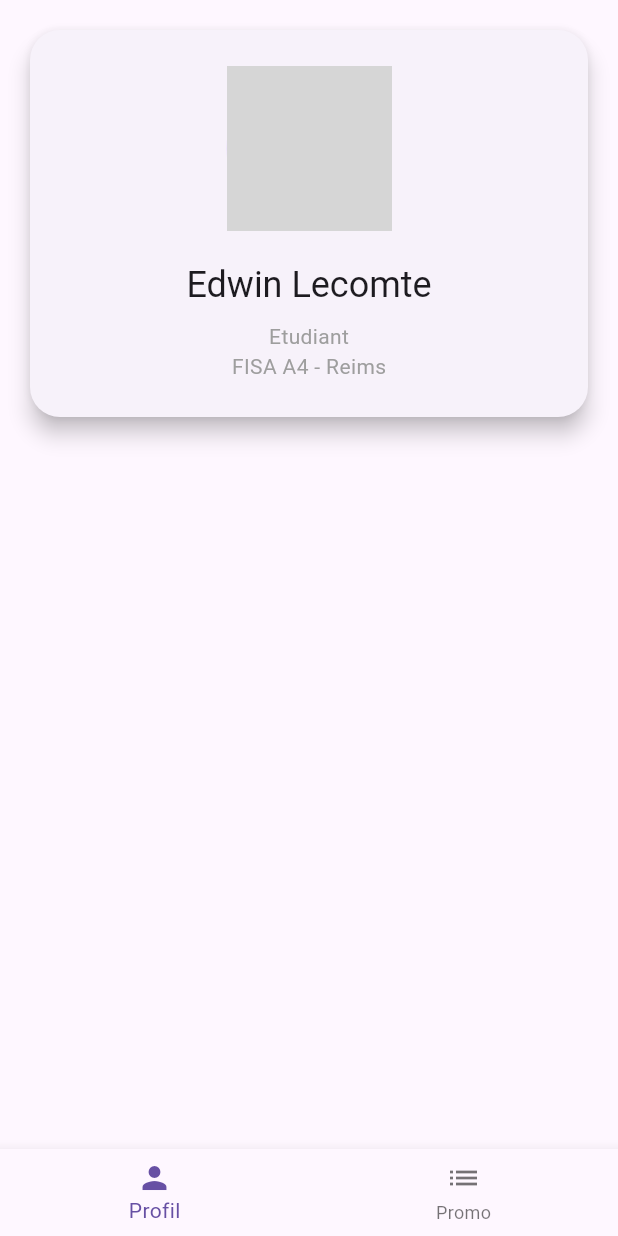
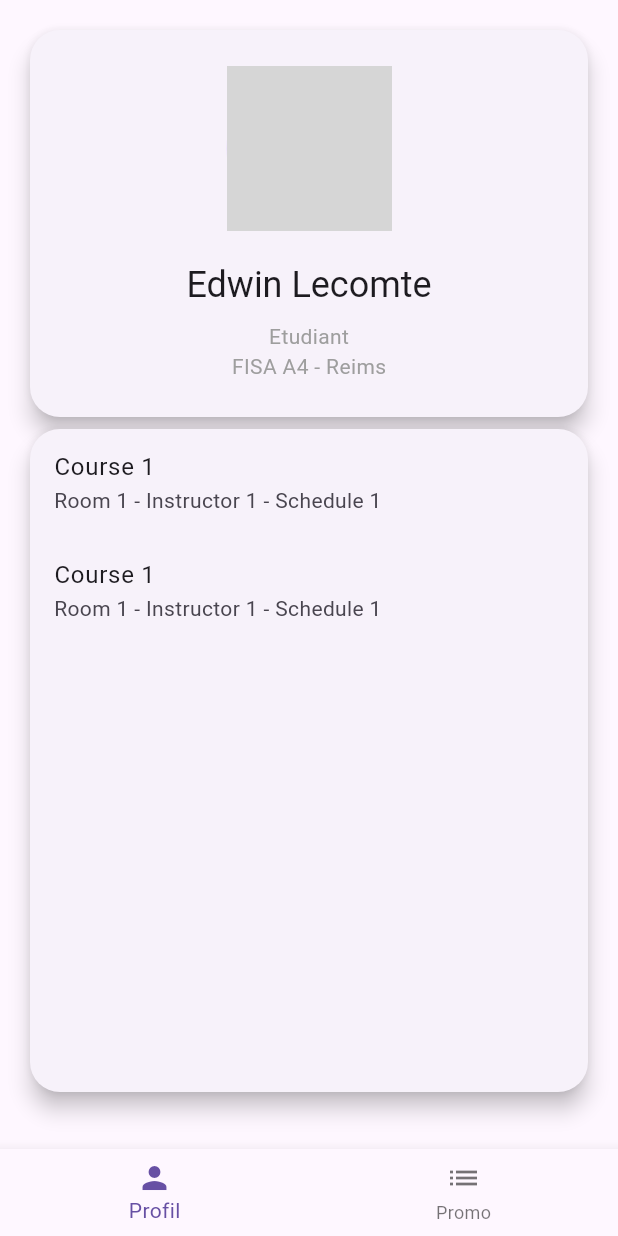
Before and after one commit to noiia/A4_IOT, a Flutter app: the screen it shows after launch, on a phone screen of 412 x 824 dp. Run offline on Flutter 3.47's test engine with Material 3 defaults, Android fonts, the phone set to English and light mode, and no system bars; network calls fail; grey boxes are pictures that could not be loaded.

Commit message:
feat(add) : adding course list on home page

```diff
--- a/lib/pages/home_page.dart
+++ b/lib/pages/home_page.dart
@@ -1,5 +1,7 @@
+import 'package:a4_iot/types/course_list.dart';
 import 'package:flutter/material.dart';
 import 'package:a4_iot/widget/profile_card.dart';
+import 'package:a4_iot/widget/course_list.dart';
 
 class HomeView extends StatelessWidget {
   const HomeView({super.key});
@@ -9,22 +11,25 @@ class HomeView extends StatelessWidget {
     return Scaffold(
       body: LayoutBuilder(
         builder: (context, constraints) {
-          if (constraints.maxWidth < 700) {
           return _mobileLayout();
-          } else {
-            return _desktopLayout();
-          }
+          // if (constraints.maxWidth < 700) {
+          //   return _mobileLayout();
+          // } else {
+          //   return _desktopLayout();
+          // }
         },
       ),
     );
   }
 
   Widget _mobileLayout() {
-    return const SingleChildScrollView(
+    return SingleChildScrollView(
       child: Padding(
         padding: EdgeInsets.all(16),
         child: Center(
-          child: SizedBox(
+          child: Column(
+            children: [
+              SizedBox(
                 width: 500,
                 child: ProfileCard(
                   firstName: "Edwin",
@@ -35,24 +40,46 @@ class HomeView extends StatelessWidget {
                   avatarUrl: "https://i.pravatar.cc/300",
                 ),
               ),
+              SizedBox(
+                width: 500,
+                height: 450,
+                child: CourseList(
+                  courses: [
+                    CourseListType(
+                      courseName: 'Course 1',
+                      instructor: 'Instructor 1',
+                      room: 'Room 1',
+                      schedule: 'Schedule 1',
+                    ),
+                    CourseListType(
+                      courseName: 'Course 1',
+                      instructor: 'Instructor 1',
+                      room: 'Room 1',
+                      schedule: 'Schedule 1',
+                    ),
+                  ],
+                ),
+              ),
+            ],
+          ),
         ),
       ),
     );
   }
 
-  Widget _desktopLayout() {
-    return const Center(
-      child: SizedBox(
-        width: 500,
-        child: ProfileCard(
-          firstName: "Edwin",
-          lastName: "Lecomte",
-          status: "Etudiant",
-          proms: "FISA A4",
-          campus: "Reims",
-          avatarUrl: "https://i.pravatar.cc/300",
-        ),
-      ),
-    );
+  // Widget _desktopLayout() {
+  //   return const Center(
+  //     child: SizedBox(
+  //       width: 500,
+  //       child: ProfileCard(
+  //         firstName: "Edwin",
+  //         lastName: "Lecomte",
+  //         status: "Etudiant",
+  //         proms: "FISA A4",
+  //         campus: "Reims",
+  //         avatarUrl: "https://i.pravatar.cc/300",
+  //       ),
+  //     ),
+  //   );
+  // }
 }
-}
--- /dev/null
+++ b/lib/types/course_list.dart
@@ -0,0 +1,12 @@
+class CourseListType {
+  String courseName;
+  String instructor;
+  String room;
+  String schedule;
+  CourseListType({
+    required this.courseName,
+    required this.instructor,
+    required this.room,
+    required this.schedule,
+  });
+}
--- /dev/null
+++ b/lib/widget/course_list.dart
@@ -0,0 +1,27 @@
+import 'package:flutter/material.dart';
+import 'package:a4_iot/types/course_list.dart';
+
+class CourseList extends StatelessWidget {
+  final List<CourseListType> courses;
+  const CourseList({super.key, required this.courses});
+
+  @override
+  Widget build(BuildContext context) {
+    return Card(
+      elevation: 6,
+      shape: RoundedRectangleBorder(borderRadius: BorderRadius.circular(20)),
+      child: ListView.builder(
+        itemCount: courses.length,
+        itemBuilder: (context, index) {
+          final course = courses[index];
+          return ListTile(
+            title: Text(course.courseName),
+            subtitle: Text(
+              '${course.room} - ${course.instructor} - ${course.schedule}',
+            ),
+          );
+        },
+      ),
+    );
+  }
+}
```
Lines whose indentation alone changed are shown as unchanged.
